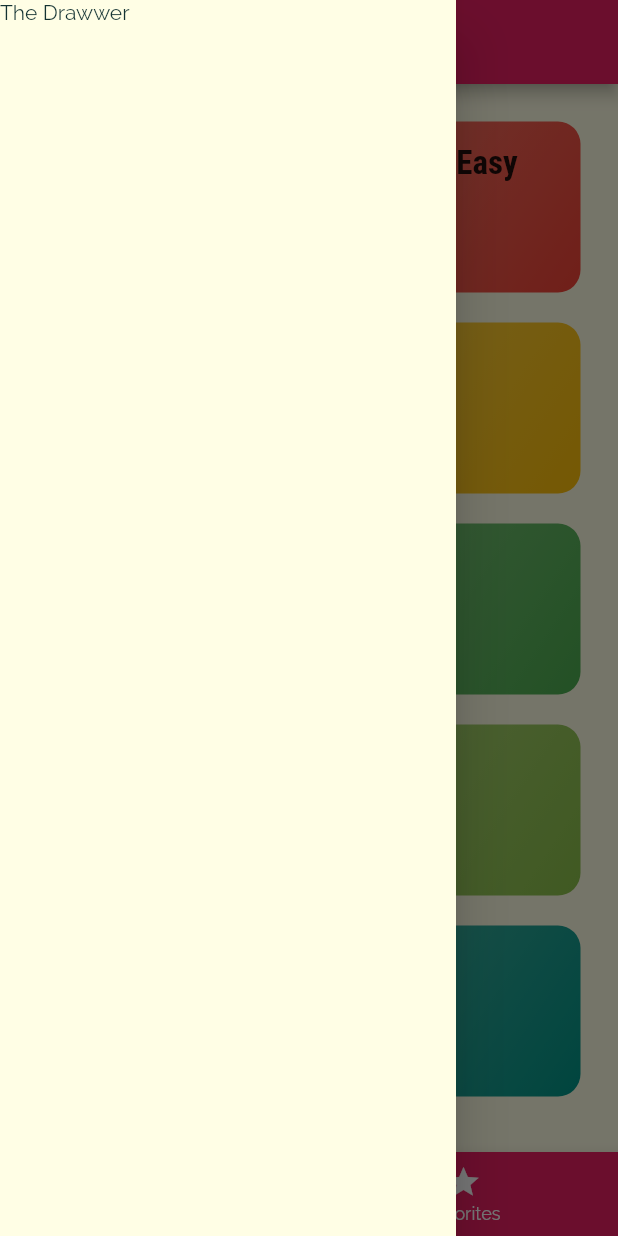
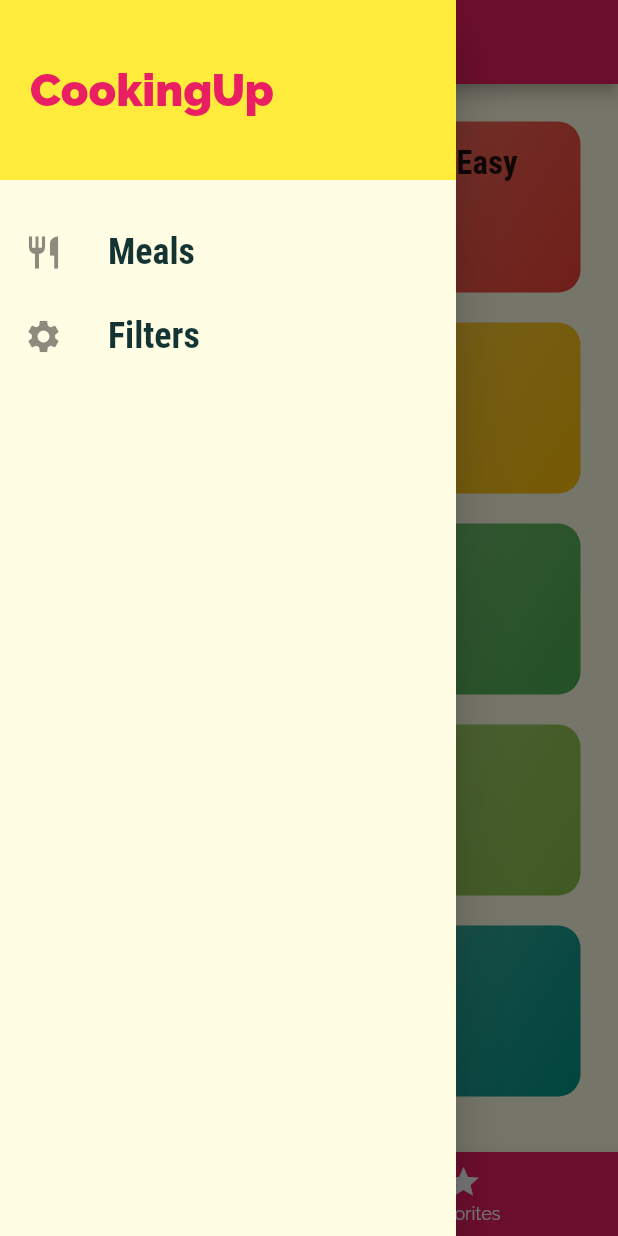
Before and after one commit to OwethuSotomela/meals_app, a Flutter app: the screen it shows after launch, with the side drawer open, on a phone screen of 412 x 824 dp. Run offline on Flutter 3.47's test engine with Material 2 defaults, Android fonts, the phone set to English and light mode, and no system bars.

Commit message:
Adding a custom drawer

```diff
--- a/lib/screens/tabs_screen.dart
+++ b/lib/screens/tabs_screen.dart
@@ -1,4 +1,5 @@
 import 'package:flutter/material.dart';
+import '../widgets/main_drawer.dart';
 import '../screens/favourites_screen.dart';
 import './categories_screen.dart';
 
@@ -25,9 +26,7 @@ class _TabsScreenState extends State<TabsScreen> {
       appBar: AppBar(
         title: Text(_pages[_selectedPageIndex]['title']),
       ),
-      drawer: Drawer(
-        child: Text('The Drawwer'),
-      ),
+      drawer: MainDrawer(),
       body: _pages[_selectedPageIndex]['page'],
       bottomNavigationBar: BottomNavigationBar(
         onTap: _selectPage,
--- a/lib/widgets/main_drawer.dart
+++ b/lib/widgets/main_drawer.dart
@@ -1,6 +1,24 @@
 import 'package:flutter/material.dart';
 
 class MainDrawer extends StatelessWidget {
+  Widget buildListTile(String title, IconData icon) {
+    return ListTile(
+      leading: Icon(
+        icon,
+        size: 26,
+      ),
+      title: Text(
+        title,
+        style: TextStyle(
+          fontFamily: 'RobotoCondensed',
+          fontSize: 24,
+          fontWeight: FontWeight.bold,
+        ),
+      ),
+      onTap: () {},
+    );
+  }
+
   @override
   Widget build(BuildContext context) {
     return Drawer(
@@ -24,19 +42,8 @@ class MainDrawer extends StatelessWidget {
           SizedBox(
             height: 20,
           ),
-          ListTile(
-            leading: Icon(
-              Icons.restaurant,
-              size: 26,
-            ),
-            title: Text(
-              'Meals',
-              style: TextStyle(
-                fontFamily: 'RobotoCondensed',
-                fontSize: 24,
-              ),
-            ),
-          ),
+          buildListTile('Meals', Icons.restaurant),
+          buildListTile('Filters', Icons.settings),
         ],
       ),
     );
```
